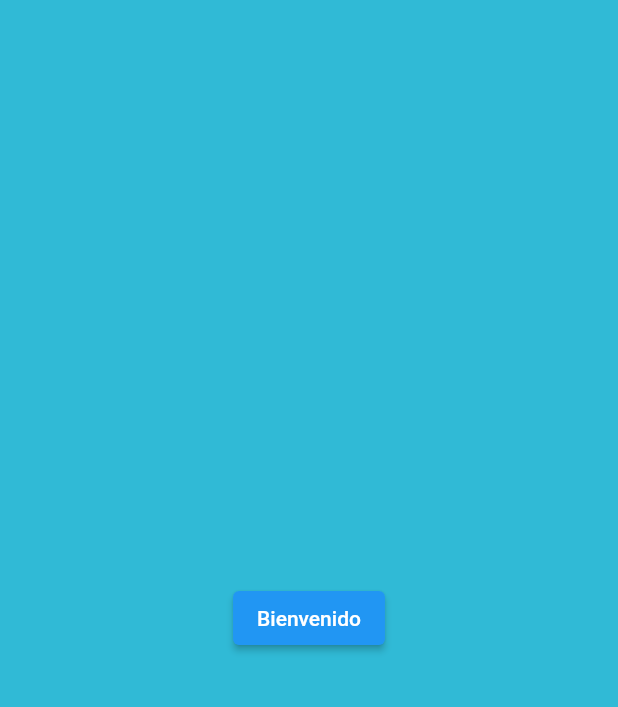
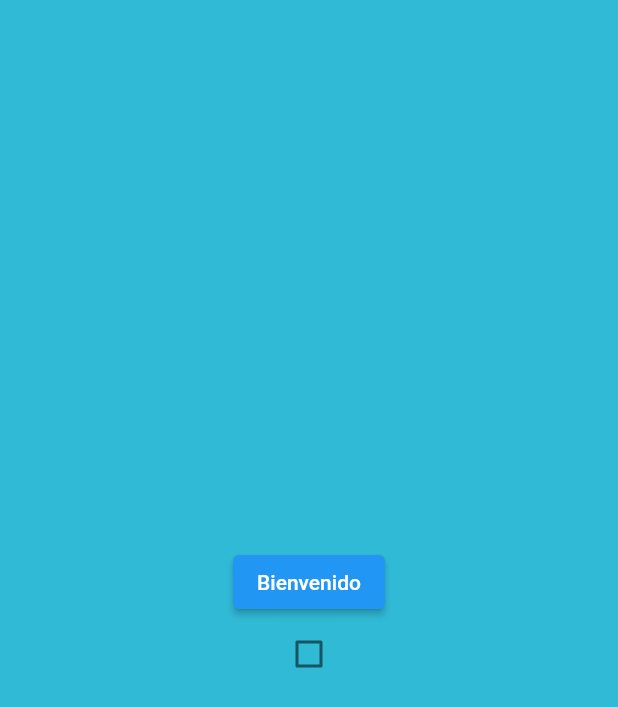
Before and after one commit to FernandoGonz/Design_Flutter, a Flutter app: the screen it shows after launch, scrolled down 576 dp, after a tap on "Bienvenido", on a phone screen of 412 x 824 dp. Shown: the top 707 px of the screen. Run offline on Flutter 3.47's test engine with Material 2 defaults, Android fonts, the light colour scheme and no system bars.

Commit message:
Adding personalized componentes

```diff
--- a/lib/scroll_page.dart
+++ b/lib/scroll_page.dart
@@ -11,13 +11,13 @@ class ScrollPage extends StatelessWidget {
               begin: Alignment.topCenter,
               end: Alignment.bottomCenter,
               stops: [
-              0.5,0.5
+                0.5,
+                0.5
               ],
               colors: [
                 Color(0xff5EE8C5),
                 Color(0xFF30BAD6),
-            ]
-          ),
+              ]),
         ),
         child: PageView(
           physics: BouncingScrollPhysics(),
@@ -98,17 +98,73 @@ class PersonalizedBackground extends StatelessWidget {
   }
 }
 
-class Page2 extends StatelessWidget {
+class Page2 extends StatefulWidget {
+  const Page2({ Key? key }) : super(key: key);
+
+  @override
+  _Page2State createState() => _Page2State();
+}
+
+class _Page2State extends State<Page2> {
+
+  bool _myValue = false;
+
   @override
   Widget build(BuildContext context) {
     return Container(
       color: Color(0xFF30BAD6),
-      child: Center(
-        child: ElevatedButton(
-          onPressed: () {},
-          child: Text('Bienvenido'),
+      child: Column(
+        mainAxisAlignment: MainAxisAlignment.center,
+        children: [
+          PersonalizedButton(
+            label: 'Bienvenido',
+            action: () {
+              print('Something important');
+            },
           ),
+          PersonalizedCheker(
+            value: this._myValue,
+            action: (bool? value) {
+              setState(() {
+                this._myValue = value!;
+              });
+            },
+          ),
+        ],
       ),
     );
   }
 }
+
+class PersonalizedCheker extends StatelessWidget {
+  bool value;
+  Function(bool?) action;
+
+  PersonalizedCheker({
+    required this.value,
+    required this.action,
+  });
+
+  @override
+  Widget build(BuildContext context) {
+    return Checkbox(value: this.value, onChanged: this.action);
+  }
+}
+
+class PersonalizedButton extends StatelessWidget {
+  String label;
+  VoidCallback action;
+
+  PersonalizedButton({
+    required this.label,
+    required this.action,
+  });
+
+  @override
+  Widget build(BuildContext context) {
+    return ElevatedButton(
+      onPressed: this.action,
+      child: Text(this.label),
+    );
+  }
+}
```
Lines whose indentation alone changed are shown as unchanged.
